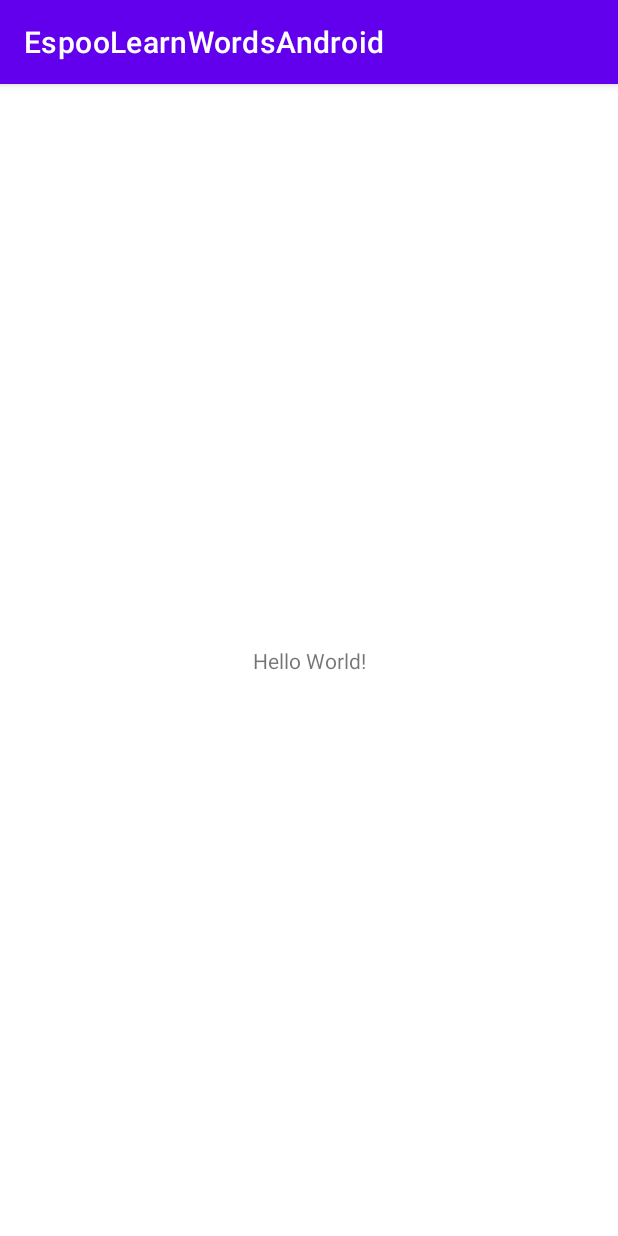
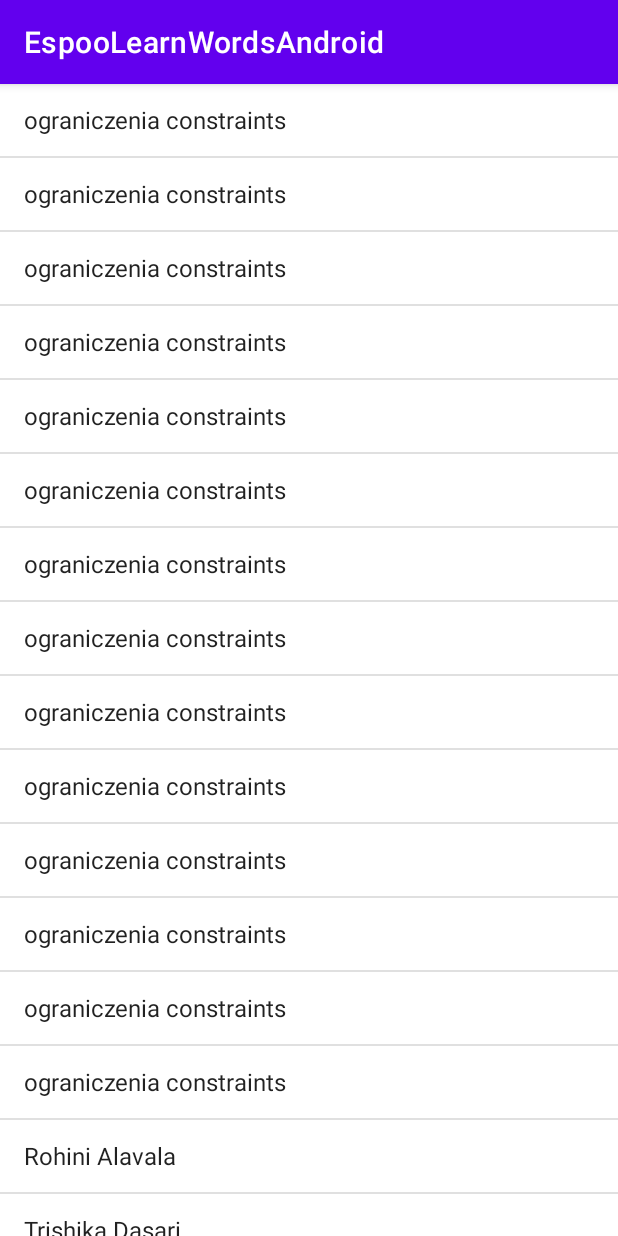
Before and after one commit to rafal-tarnow/EspooLearnWords, an Android app: the screen it shows after launch (MainActivity), on a phone screen of 412 x 824 dp. Run offline under Robolectric (Android 15) with nearby library versions, the phone set to English and light mode, and no system bars.

Commit message:
list view works

```diff
--- a/EspooLearnWordsAndroid/app/src/main/java/com/example/espoolearnwordsandroid/MainActivity.java
+++ b/EspooLearnWordsAndroid/app/src/main/java/com/example/espoolearnwordsandroid/MainActivity.java
@@ -3,12 +3,23 @@ package com.example.espoolearnwordsandroid;
 import androidx.appcompat.app.AppCompatActivity;
 
 import android.os.Bundle;
+import android.widget.ArrayAdapter;
+import android.widget.ListView;
 
 public class MainActivity extends AppCompatActivity {
+
+    private ListView mListView;
+    private ArrayAdapter aAdapter;
+
+    private String[] words = { "ograniczenia constraints", "ograniczenia constraints", "ograniczenia constraints", "ograniczenia constraints", "ograniczenia constraints", "ograniczenia constraints", "ograniczenia constraints", "ograniczenia constraints", "ograniczenia constraints", "ograniczenia constraints", "ograniczenia constraints", "ograniczenia constraints", "ograniczenia constraints", "ograniczenia constraints", "Rohini Alavala", "Trishika Dasari", "Praveen Alavala", "Madav Sai", "Hamsika Yemineni"};
 
     @Override
     protected void onCreate(Bundle savedInstanceState) {
         super.onCreate(savedInstanceState);
         setContentView(R.layout.activity_main);
+
+        mListView = (ListView) findViewById(R.id.wordslist);
+        aAdapter = new ArrayAdapter(this, android.R.layout.simple_list_item_1, words);
+        mListView.setAdapter(aAdapter);
     }
 }
--- a/EspooLearnWordsAndroid/app/src/main/res/layout/activity_main.xml
+++ b/EspooLearnWordsAndroid/app/src/main/res/layout/activity_main.xml
@@ -6,13 +6,14 @@
     android:layout_height="match_parent"
     tools:context=".MainActivity">
 
-    <TextView
-        android:layout_width="wrap_content"
+    <ListView
+        android:id="@+id/wordslist"
+        android:layout_width="match_parent"
         android:layout_height="wrap_content"
-        android:text="Hello World!"
         app:layout_constraintBottom_toBottomOf="parent"
         app:layout_constraintLeft_toLeftOf="parent"
         app:layout_constraintRight_toRightOf="parent"
-        app:layout_constraintTop_toTopOf="parent" />
+        app:layout_constraintTop_toTopOf="parent">
+    </ListView>
 
 </androidx.constraintlayout.widget.ConstraintLayout>
```
Also changed, not shown: EspooLearnWordsAndroid/app/src/main/java/com/example/espoolearnwordsandroid/DatabaseHandler.java (added, +46 -0 lines).
